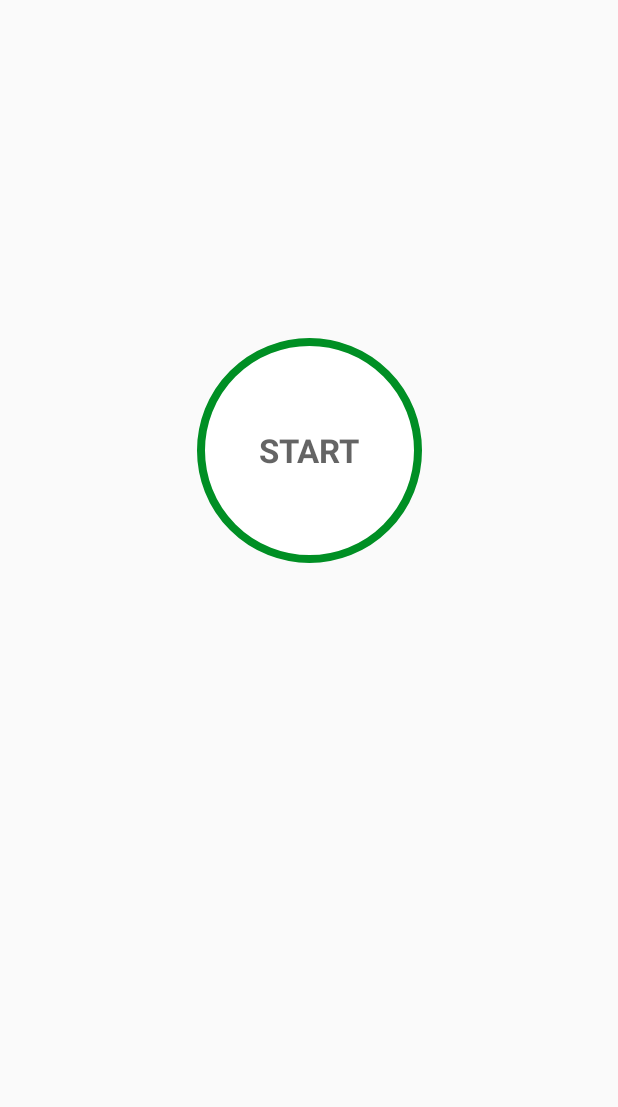
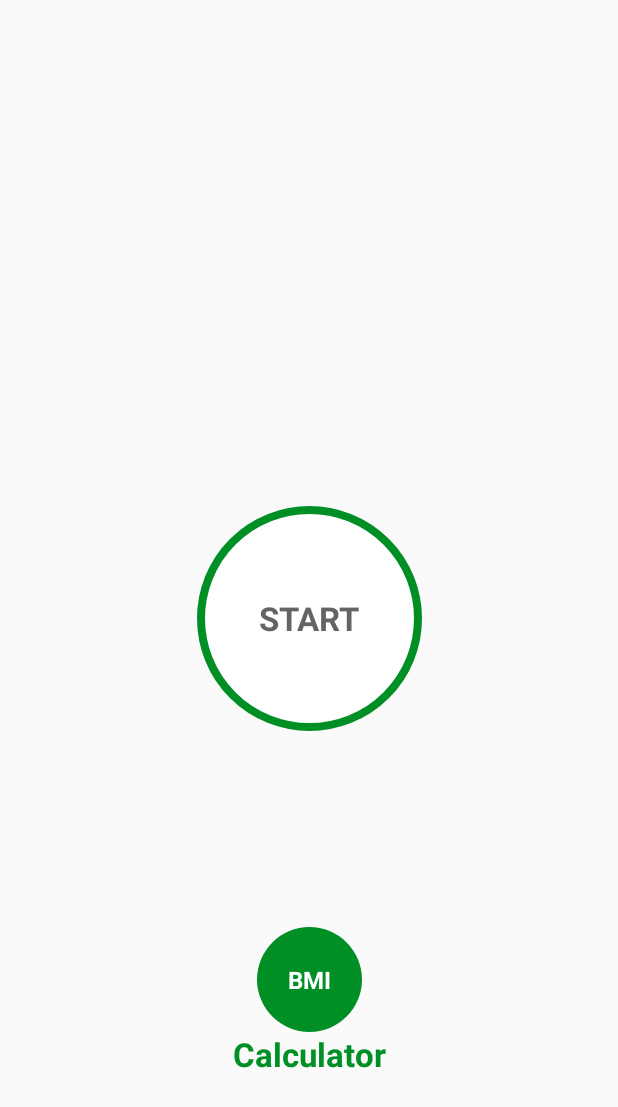
Before and after one commit to Lee-IDLE/a7MinutesWorkout, an Android app: the screen it shows after launch (MainActivity), on a phone screen of 412 x 824 dp. Shown: the top 1107 px of the screen. Run offline under Robolectric (Android 15) with nearby library versions, the phone set to English and light mode, and no system bars.

Commit message:
bmi 화면 추가

```diff
--- a/app/src/main/AndroidManifest.xml
+++ b/app/src/main/AndroidManifest.xml
@@ -19,6 +19,9 @@
         android:theme="@style/Theme._7MinutesWorkout"
         tools:targetApi="31">
         <activity
+            android:name=".BMIActivity"
+            android:exported="false" />
+        <activity
             android:name=".FinishActivity"
             android:exported="false" />
         <activity
--- a/app/src/main/java/com/example/a7minutesworkout/MainActivity.kt
+++ b/app/src/main/java/com/example/a7minutesworkout/MainActivity.kt
@@ -31,10 +31,16 @@ class MainActivity: AppCompatActivity() {
         }
 
         binding = ActivityMainBinding.inflate(layoutInflater)
-        setContentView(binding?.root)
+        setContentView(binding.root)
 
-        binding?.flStart?.setOnClickListener {
-            var intent = Intent(this@MainActivity, ExerciseActivity::class.java)
+        binding.flStart.setOnClickListener {
+            val intent = Intent(this@MainActivity, ExerciseActivity::class.java)
+            startActivity(intent,
+                ActivityOptions.makeSceneTransitionAnimation(this@MainActivity).toBundle())
+        }
+
+        binding.flBMI.setOnClickListener{
+            val intent = Intent(this@MainActivity, BMIActivity::class.java)
             startActivity(intent,
                 ActivityOptions.makeSceneTransitionAnimation(this@MainActivity).toBundle())
         }
--- a/app/src/main/res/layout/activity_main.xml
+++ b/app/src/main/res/layout/activity_main.xml
@@ -19,7 +19,8 @@
 
     <FrameLayout
         android:id="@+id/flStart"
-        app:layout_constraintTop_toBottomOf="@id/myImageView"
+        app:layout_constraintBottom_toBottomOf="parent"
+        app:layout_constraintTop_toTopOf="parent"
         app:layout_constraintStart_toStartOf="parent"
         app:layout_constraintEnd_toEndOf="parent"
         android:layout_width="150dp"
@@ -37,5 +38,39 @@
             />
     </FrameLayout>
 
+    <FrameLayout
+        android:id="@+id/flBMI"
+        app:layout_constraintTop_toBottomOf="@id/flStart"
+        app:layout_constraintBottom_toBottomOf="parent"
+        app:layout_constraintStart_toStartOf="parent"
+        app:layout_constraintEnd_toEndOf="parent"
+        android:layout_width="70dp"
+        android:layout_height="70dp"
+        android:background="@drawable/item_circular_color_accent_background"
+        >
+        <TextView
+            android:layout_width="wrap_content"
+            android:layout_height="wrap_content"
+            android:text="BMI"
+            android:layout_gravity="center"
+            android:textColor="@color/white"
+            android:textSize="16sp"
+            android:textStyle="bold"
+            />
+    </FrameLayout>
+
+    <TextView
+        android:id="@+id/tvBMICalc"
+        android:layout_width="wrap_content"
+        android:layout_height="wrap_content"
+        android:text="Calculator"
+        android:textColor="@color/colorAccent"
+        android:textSize="@dimen/default_button_text_size"
+        android:textStyle="bold"
+        app:layout_constraintTop_toBottomOf="@id/flBMI"
+        app:layout_constraintStart_toStartOf="parent"
+        app:layout_constraintEnd_toEndOf="parent"
+        />
+
 
 </androidx.constraintlayout.widget.ConstraintLayout>
```
Also changed, not shown: app/src/main/java/com/example/a7minutesworkout/BMIActivity.kt (added, +28 -0 lines), app/src/main/java/com/example/a7minutesworkout/ExerciseActivity.kt (+22 -1 lines), app/src/main/res/layout/activity_bmi.xml (added, +17 -0 lines), app/src/main/res/layout/dialog_custom_back_confirmation.xml (added, +60 -0 lines).
